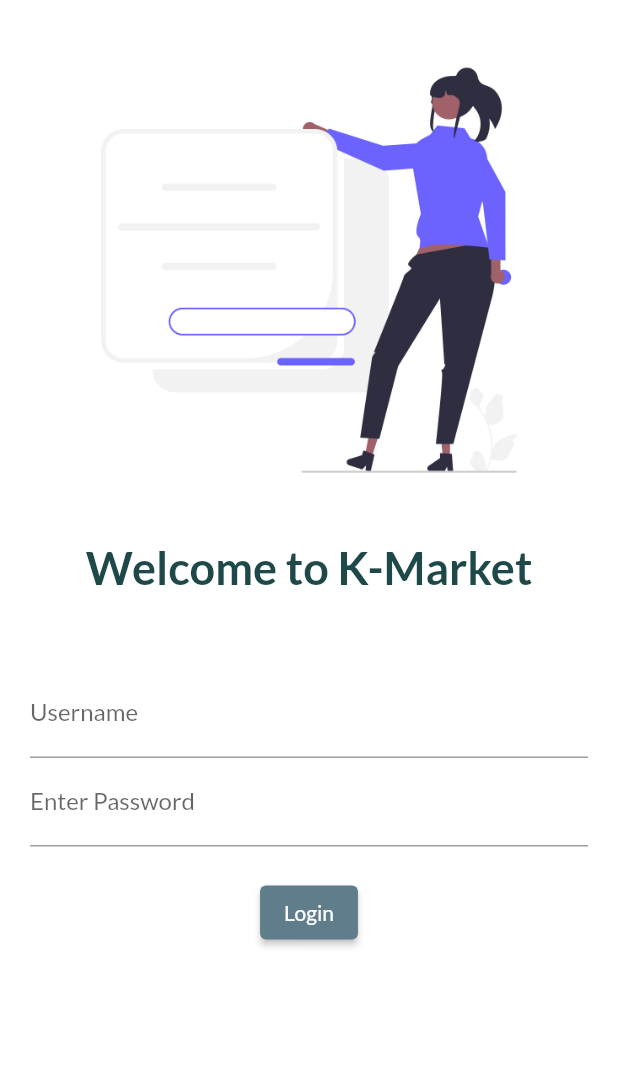
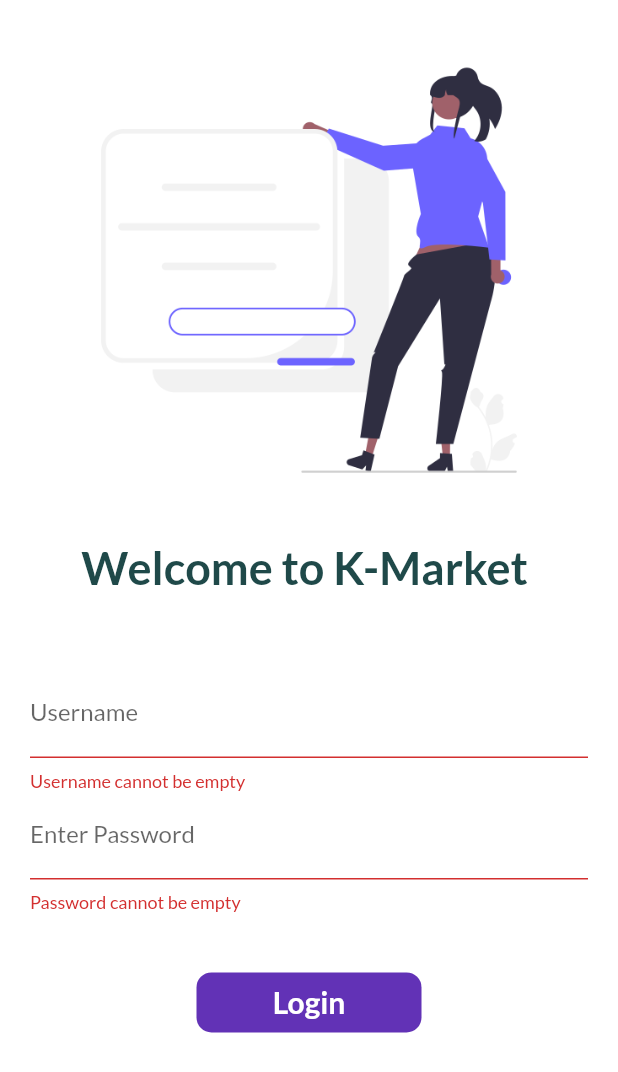
Before and after one commit to ManshYDV/first_app, a Flutter app: the screen it shows after launch, after a tap on "Login", on a phone screen of 412 x 824 dp. Shown: the top 1072 px of the screen. Run offline on Flutter 3.47's test engine with Material 2 defaults, Android fonts, the phone set to English and light mode, and no system bars; our stand-ins replace google_fonts.

Commit message:
Day 6 Completed

```diff
--- /dev/null
+++ b/lib/Screen/Utils/routes.dart
@@ -0,0 +1,4 @@
+class MyRoutes {
+  static String homeRoute = "/home";
+  static String loginRoute = "/login";
+}
--- a/lib/Screen/login_page.dart
+++ b/lib/Screen/login_page.dart
@@ -1,18 +1,45 @@
+import 'package:first_app/Screen/Utils/routes.dart';
 import 'package:flutter/material.dart';
 
-class LoginPage extends StatelessWidget {
+class LoginPage extends StatefulWidget {
   const LoginPage({super.key});
+
+  @override
+  State<LoginPage> createState() => _LoginPageState();
+}
+
+class _LoginPageState extends State<LoginPage> {
+  String name = "";
+  bool changeButton = false;
+
+  final _formKey = GlobalKey<FormState>();
+  moveToHome(BuildContext context) async {
+    if (_formKey.currentState!.validate()) {
+      setState(() {
+        changeButton = true;
+      });
+      await Future.delayed(const Duration(seconds: 1));
+      // ignore: use_build_context_synchronously
+      await Navigator.pushNamed(context, MyRoutes.homeRoute);
+      setState(() {
+        changeButton = false;
+      });
+    }
+  }
 
   @override
   Widget build(BuildContext context) {
     return Material(
         color: Colors.white,
+        child: SingleChildScrollView(
+          child: Form(
+            key: _formKey,
             child: Column(
               children: [
                 Image.asset("assets/images/login_image.png", fit: BoxFit.fill),
-            const Text(
-              "Welcome to K-Market",
-              style: TextStyle(
+                Text(
+                  "Welcome to K-Market $name",
+                  style: const TextStyle(
                     // backgroundColor: Color.fromARGB(255, 39, 37, 34),
                     color: Color.fromARGB(255, 31, 73, 73),
                     fontSize: 30,
@@ -23,8 +50,8 @@ class LoginPage extends StatelessWidget {
                   height: 20,
                 ),
                 Padding(
-              padding:
-                  const EdgeInsets.symmetric(vertical: 30.0, horizontal: 20.0),
+                  padding: const EdgeInsets.symmetric(
+                      vertical: 30.0, horizontal: 20.0),
                   child: Column(
                     children: [
                       TextFormField(
@@ -32,26 +59,88 @@ class LoginPage extends StatelessWidget {
                           hintText: "Enter E-mail or Phone No",
                           labelText: "Username",
                         ),
+                        validator: (value) {
+                          if (value != null) {
+                            if (value.isEmpty) {
+                              return "Username cannot be empty";
+                            }
+                          }
+                          return null;
+                        },
+                        onChanged: (value) {
+                          name = value;
+                          setState(() {});
+                        },
                       ),
                       TextFormField(
                         obscureText: true,
                         decoration: const InputDecoration(
                             hintText: "Password", labelText: "Enter Password"),
+                        validator: (value) {
+                          if (value != null) {
+                            if (value.isEmpty) {
+                              return "Password cannot be empty";
+                            } else if (value.length < 8) {
+                              return "Password size should be atleast 8 characters or symbols or numbers";
+                            }
+                            return null;
+                          }
+                        },
                       ),
+
                       const SizedBox(
-                    height: 20,
+                        height: 40,
                       ),
-                  ElevatedButton(
-                    onPressed: () {
-                      print("Hello Manish");
-                    },
-                    child: Text("Login"),
-                    style: TextButton.styleFrom(),
+
+                      Material(
+                        color: const Color.fromARGB(255, 98, 50, 182),
+                        borderRadius:
+                            BorderRadius.circular(changeButton ? 200 : 10),
+                        child: InkWell(
+                          splashColor: const Color.fromARGB(255, 155, 112, 231),
+                          onTap: () => moveToHome(context),
+                          child: AnimatedContainer(
+                            duration: const Duration(seconds: 1),
+                            height: 40,
+                            width: changeButton ? 50 : 150,
+
+                            // color: Colors.deepPurple,
+                            alignment: Alignment.center,
+                            // decoration: BoxDecoration(
+                            //   // shape: changeButton
+                            //   //     ? BoxShape.circle
+                            //   //     : BoxShape.rectangle,
+                            //   color: Colors.deepPurple,
+
+                            // ),
+                            child: changeButton
+                                ? const Icon(
+                                    Icons.done,
+                                    color: Colors.white,
+                                  )
+                                : const Text(
+                                    "Login",
+                                    style: TextStyle(
+                                      color: Colors.white,
+                                      fontWeight: FontWeight.bold,
+                                      fontSize: 20,
+                                    ),
+                                  ),
+                          ),
+                        ),
+                      ),
+                      // ElevatedButton(
+                      //   onPressed: () {
+                      //     Navigator.pushNamed(context, MyRoutes.homeRoute);
+                      //   },
+                      //   child: const Text("Login"),
+                      // ),
+                    ],
+                  ),
                 ),
               ],
             ),
           ),
-          ],
         ));
   }
 }
--- a/lib/main.dart
+++ b/lib/main.dart
@@ -1,3 +1,4 @@
+import 'package:first_app/Screen/Utils/routes.dart';
 import 'package:first_app/Screen/home_page.dart';
 import 'package:first_app/Screen/login_page.dart';
 import 'package:flutter/material.dart';
@@ -19,10 +20,11 @@ class MyApp extends StatelessWidget {
           //primaryTextTheme: GoogleFonts.latoTextTheme(),
           primarySwatch: Colors.blueGrey),
       darkTheme: ThemeData(brightness: Brightness.dark),
-      initialRoute: "/Login",
+      initialRoute: "/",
       routes: {
-        "/Login": (context) => const LoginPage(),
-        "/home": (context) => const HomePage()
+        "/": (context) => const LoginPage(),
+        MyRoutes.homeRoute: (context) => const HomePage(),
+        MyRoutes.loginRoute: (context) => const LoginPage()
       },
     );
   }
```
Lines whose indentation alone changed are shown as unchanged.
